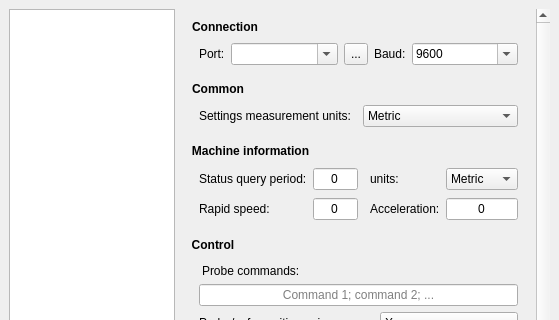
Before: the Qt Designer form frmsettings.ui in shujaatak/CNC_Candle, drawn with Qt 5; both pictures show x 0 to 559 and y 0 to 320 of the 559 by 673 pixel window.
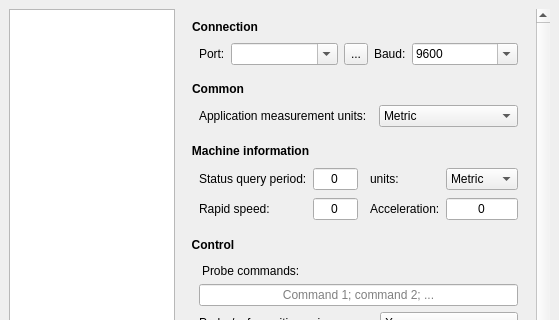
After: the same form once the commit is applied. Icons and pictures are not drawn. Custom widgets are drawn as their Qt base class.

What changed in the file:
```diff
--- a/frmsettings.ui
+++ b/frmsettings.ui
@@ -194,7 +194,7 @@
               <item>
                <widget class="QLabel" name="label_34">
                 <property name="text">
-                 <string>Settings measurement units:</string>
+                 <string>Application measurement units:</string>
                 </property>
                </widget>
               </item>
```
